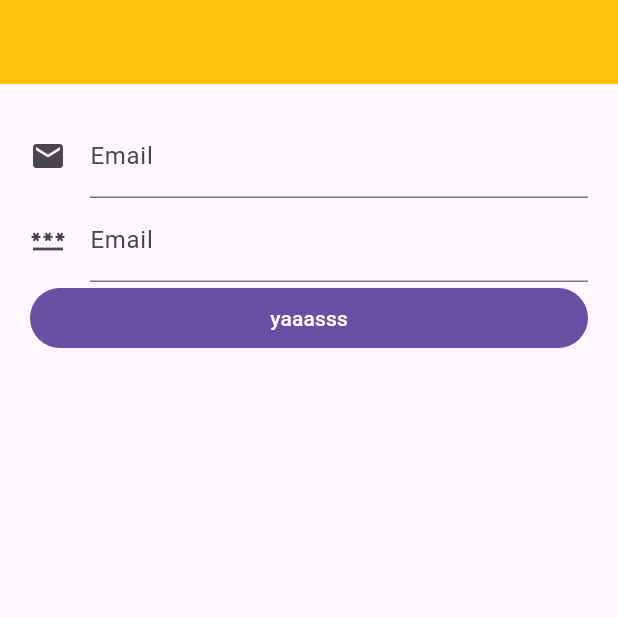
After one commit to Abdullah-Hussein2/flutter_application_1, a Flutter app: the screen it shows after launch, after a tap on "Toterss", on a phone screen of 412 x 824 dp, the top half of it. The commit adds this screen. Run offline on Flutter 3.47's test engine with Material 3 defaults, Android fonts, the phone set to English and light mode, and no system bars; network calls fail.

Commit message:
Add Toters page with user input fields and button; update main.dart for navigation

```diff
--- a/lib/main.dart
+++ b/lib/main.dart
@@ -1,7 +1,8 @@
 import 'package:flutter/material.dart';
 import 'package:flutter_application_1/messengermain.dart';
 import 'secPage.dart';
-import 'calcmain.dart';
+import 'toters.dart';
+
 void main() {
   runApp(const MaterialApp(title: 'Navigation Basics', home: MyApp()));
 }
@@ -77,7 +78,19 @@ class _MyAppState extends State<MyApp> {
                   Navigator.push(
                     context,
                     MaterialPageRoute<void>(
-                      builder: (context) =>  const SecPage(),
+                      builder: (context) => const SecPage(),
+                    ),
+                  );
+                },
+              ),
+              ElevatedButton.icon(
+                icon: Icon(Icons.food_bank),
+                label: Text('Toterss'),
+                onPressed: () {
+                  Navigator.push(
+                    context,
+                    MaterialPageRoute<void>(
+                      builder: (context) => const Toters(),
                     ),
                   );
                 },
--- /dev/null
+++ b/lib/toters.dart
@@ -0,0 +1,54 @@
+import 'package:flutter/material.dart';
+
+class Toters extends StatefulWidget {
+  const Toters({super.key});
+
+  @override
+  State<Toters> createState() => _TotersState();
+}
+
+class _TotersState extends State<Toters> {
+  @override
+  Widget build(BuildContext context) {
+    TextEditingController username = TextEditingController();
+    TextEditingController pass = TextEditingController();
+
+    return Scaffold(
+      appBar: AppBar(
+        leading: Row(children: [FittedBox()]),
+        backgroundColor: Colors.amber,
+        automaticallyImplyLeading: false,
+        actions: [Row()],
+      ),
+      body: ListView(
+        padding: EdgeInsets.all(20),
+        // scrollDirection: Axis.horizontal,
+        children: [
+          TextFormField(
+            controller: username,
+            decoration: InputDecoration(
+              icon: Icon(Icons.email),
+              hintText: "Enter your email",
+              labelText: "Email",
+            ),
+          ),
+          TextFormField(
+            controller: pass,
+            decoration: InputDecoration(
+              icon: Icon(Icons.password),
+              hintText: "Enter your Password",
+              labelText: "Email",
+            ),
+          ),
+          FilledButton(
+            onPressed: () {
+              print(username.text);
+              print(pass.text);
+            },
+            child: Text("yaaasss"),
+          ),
+        ],
+      ),
+    );
+  }
+}
```
